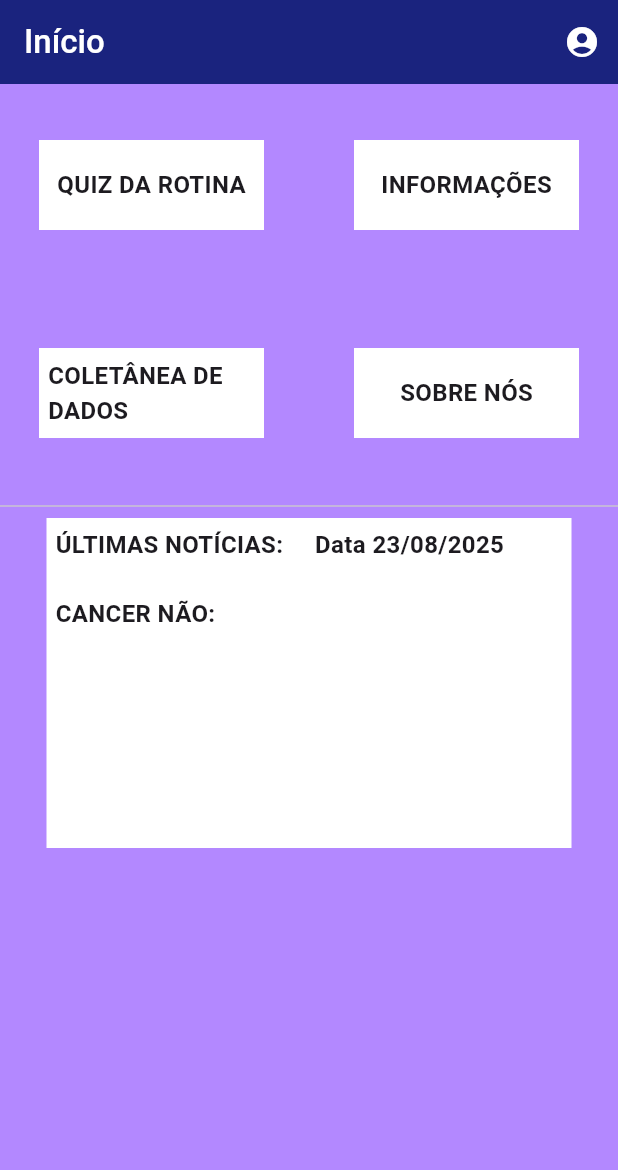
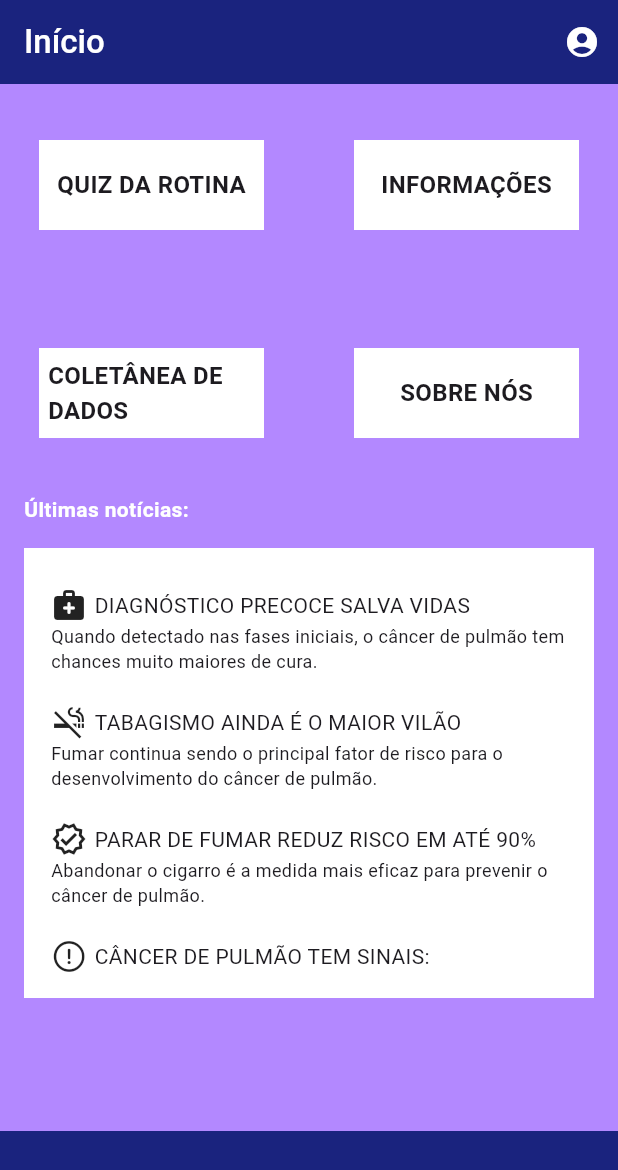
Before and after one commit to mariakarla27/projeto_tarsis2, a Flutter app: the screen it shows after launch, on a phone screen of 412 x 824 dp. Shown: the top 1170 px of the screen. Run offline on Flutter 3.47's test engine with Material 3 defaults, Android fonts, the phone set to English and light mode, and no system bars; our stand-ins replace sqflite; accounts and stored records are empty.

Commit message:
Bugs corrigidos.

```diff
--- a/lib/db/database.dart
+++ /dev/null
@@ -1,21 +0,0 @@
-import '../domain/propriedades.dart';
-
-class Database{
-  static  List propriedades = [
-    Propriedade(
-      titulo:'NOTICIA 1',
-          texto:'cancer não'
-
-    ),
-    Propriedade(
-        titulo:'NOTICIA 2',
-        texto:'cancer não'
-
-    ),
-    Propriedade(
-        titulo:'NOTICIA 3',
-        texto:'cancer não'
-
-    )
-  ];
-}
--- a/lib/db/db_helper.dart
+++ b/lib/db/db_helper.dart
@@ -16,13 +16,25 @@ class DBHelper{
   Future<void> onCreate(Database db, int version) async {
     String sql = '''CREATE TABLE Propriedade (
     id INTEGER PRIMARY KEY AUTOINCREMENT,
+    icon_type INT,
     titulo TEXT,
     texto TEXT
     );''';
 
     await db.execute(sql);
 
-    sql =
+    sql=
+    '''
+    INSERT INTO Propriedade (icon_type, titulo, texto) VALUES
+    (0, 'DIAGNÓSTICO PRECOCE SALVA VIDAS', 'Quando detectado nas fases iniciais, o câncer de pulmão tem chances muito maiores de cura.'),
+    (1, 'TABAGISMO AINDA É O MAIOR VILÃO', 'Fumar continua sendo o principal fator de risco para o desenvolvimento do câncer de pulmão.'),
+    (2, 'PARAR DE FUMAR REDUZ RISCO EM ATÉ 90%', 'Abandonar o cigarro é a medida mais eficaz para prevenir o câncer de pulmão.'),
+    (3, 'CÂNCER DE PULMÃO TEM SINAIS:', 'Tosse persistente, falta de ar e dor no peito podem ser sintomas iniciais da doença.'),
+    (4, 'PREVENIR É O MELHOR REMÉDIO', 'Estilo de vida saudável e evitar o tabaco são fundamentais para proteger a saúde pulmonar.');
+    ''';
+    await db.execute(sql);
+
+    /*sql =
     "INSERT INTO Propriedade (titulo , texto) VALUES ('noticia 1' , 'cancer nao');";
     await db.execute(sql);
 
@@ -32,6 +44,6 @@ class DBHelper{
 
     sql =
     "INSERT INTO Propriedade (titulo , texto) VALUES ('noticia 3' , 'cancer nao');";
-    await db.execute(sql);
+    await db.execute(sql); */
   }
 }
--- a/lib/db/propriedades_dao.dart
+++ b/lib/db/propriedades_dao.dart
@@ -9,7 +9,7 @@ class PropriedadesDao {
     List<Propriedade> listaPropriedades = [];
     Database db = await DBHelper().initDB();
 
-    String sql = 'SELECT * FROM PROPRIEDADE;';
+    String sql = 'SELECT * FROM Propriedade;';
     var listResult = await db.rawQuery(sql);
 
     for (var json in listResult) {
--- a/lib/domain/propriedades.dart
+++ b/lib/domain/propriedades.dart
@@ -1,16 +1,18 @@
 class Propriedade {
-
+  late int iconType;
   late String titulo;
   late String texto;
 
 
   Propriedade({
+    required this.iconType,
     required this.titulo,
     required this.texto,
 
   });
 
   Propriedade.fromJson(Map<String, dynamic> json) {
+    iconType = json['icon_type'];
     titulo = json['titulo'];
     texto = json['texto'];
 
@@ -19,6 +21,7 @@ class Propriedade {
   Map<String, dynamic> toJson() {
     final Map<String, dynamic> data = new Map<String, dynamic>();
 
+    data['icon_type'] = this.iconType;
     data['titulo'] = this.titulo;
     data['texto'] = this.texto;
     return data;
--- a/lib/pages/homepage.dart
+++ b/lib/pages/homepage.dart
@@ -1,5 +1,7 @@
+import 'package:flutter/cupertino.dart';
 import 'package:flutter/material.dart';
 import 'package:projetotarsis/db/propriedades_dao.dart';
+
 
 import '../domain/propriedades.dart';
 
@@ -11,16 +13,35 @@ class HomePage extends StatefulWidget {
 }
 
 class _HomePageState extends State<HomePage> {
+  List<Propriedade> propriedades = [];
   int selectedIndex = 0;
 
   void initState(){
     super.initState();
     loadData();
+
   }
 
+
   loadData() async {
-    await PropriedadesDao().listarPropriedades();
+    propriedades = await PropriedadesDao().listarPropriedades();
+    setState(() {
+      print(propriedades[0]);
+    });
   }
+
+  getIconForIndex(int index) {
+    switch (index) {
+      case 0: return Icons.medical_services_rounded;
+      case 1: return Icons.smoke_free;
+      case 2: return Icons.verified_outlined;
+      case 3: return CupertinoIcons.exclamationmark_circle;
+      case 4: return Icons.arrow_circle_right;
+      default: return Icons.info_outline;
+    }
+  }
+
+
 
   @override
   Widget build(BuildContext context) {
@@ -46,7 +67,10 @@ class _HomePageState extends State<HomePage> {
           ],
         ),
         //  appBar: AppBar(backgroundColor: Colors.indigo[900]),
-
+        bottomNavigationBar: Container(
+          height: 70,
+          color: Colors.indigo[900],
+        ),
         body: ListView(
             children: [
               GridView(
@@ -123,41 +147,69 @@ class _HomePageState extends State<HomePage> {
                     ),
                   ]
               ),
-              Divider(),
-              Align(
-                child: Container(
-                  padding: EdgeInsets.all(6),
-                  alignment: Alignment.topLeft,
-                  width: 350,
-                  height: 220,
-                  color: Colors.white,
-                  child: ListView(
-                    children: [
-                      Text(
-                        'ÚLTIMAS NOTÍCIAS:     Data 23/08/2025'
-                            '\n',
-                        style: TextStyle(
-                          fontSize: 16,
-                          fontWeight: FontWeight.bold,
-                        ),
-                      ),
 
-                      Text(
-                        'CANCER NÃO:',
-                        style: TextStyle(
-                          fontSize: 16,
-                          fontWeight: FontWeight.bold,
-                        ),
-                      ),
+              Container(
+                padding: EdgeInsets.symmetric(horizontal: 16),
+                child: Text("Últimas notícias: ", style: TextStyle(
+                  fontWeight: FontWeight.bold,
+                  color: Colors.white
+                ),),
+              ),
+              Container(
+                height: 300,
+                margin: EdgeInsets.all(16),
+                padding: EdgeInsets.all(16),
+                color: Colors.white,
+                child: ListView.builder(
+                  itemCount: propriedades.length,
+                  itemBuilder: (context, i) {
+                    return Padding(
+                      padding: EdgeInsets.symmetric(horizontal: 2, vertical: 10),
+                      child: buildNoticia(propriedades[i]),
+                    );
+                  },
+
+                ),
+              ),
 
 
-                    ],
-                  ),
-                ),
-              ),
+
+
+
             ]
         ),
       ),
     );
+
+
+  }
+
+  buildNoticia(Propriedade p) {
+    return Column(
+      crossAxisAlignment: CrossAxisAlignment.start,
+      children: [
+        Row(
+          children: [
+            Icon(getIconForIndex(p.iconType)),
+            SizedBox(width: 5,),
+            Text(
+              p.titulo,
+              maxLines: 100,
+              style: TextStyle(
+                  fontSize: 14
+              ),
+            ),
+          ],
+
+        ),
+        Text(
+          p.texto,
+          maxLines: 100,
+          style: TextStyle(
+              fontSize: 12
+          ),
+        ),
+      ],
+    );
   }
 }
--- a/pubspec.yaml
+++ b/pubspec.yaml
@@ -19,7 +19,7 @@ publish_to: 'none' # Remove this line if you wish to publish to pub.dev
 version: 1.0.0+1
 
 environment:
-  sdk: ^3.7.2
+  sdk: ^3.5.1
 
 # Dependencies specify other packages that your package needs in order to work.
 # To automatically upgrade your package dependencies to the latest versions
```
Also changed, not shown: pubspec.lock.
